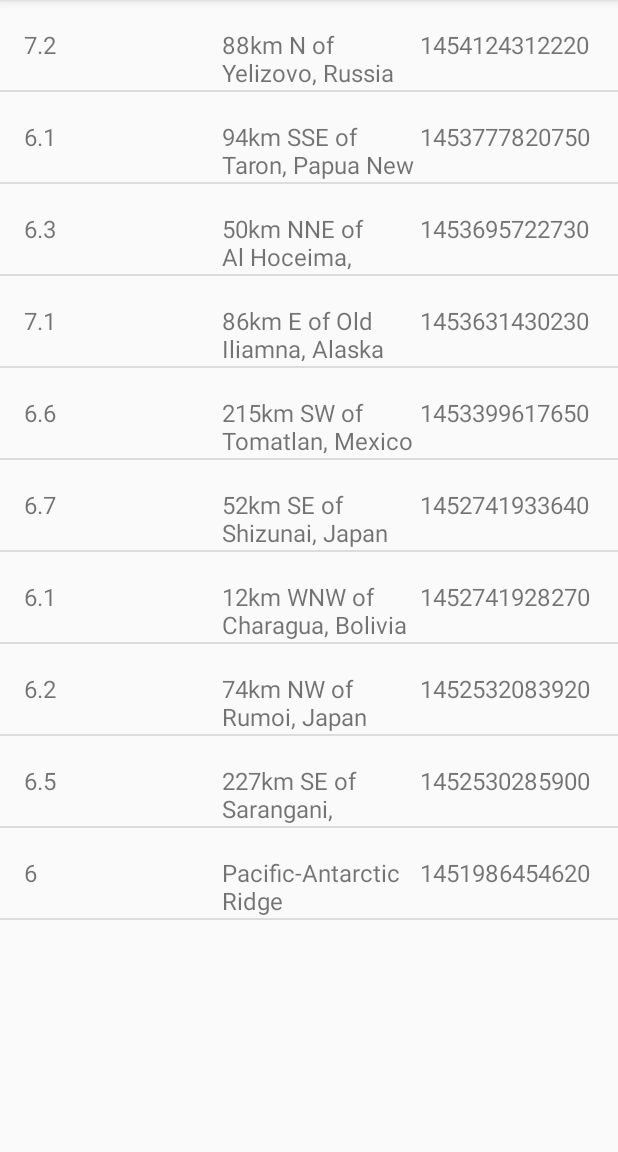
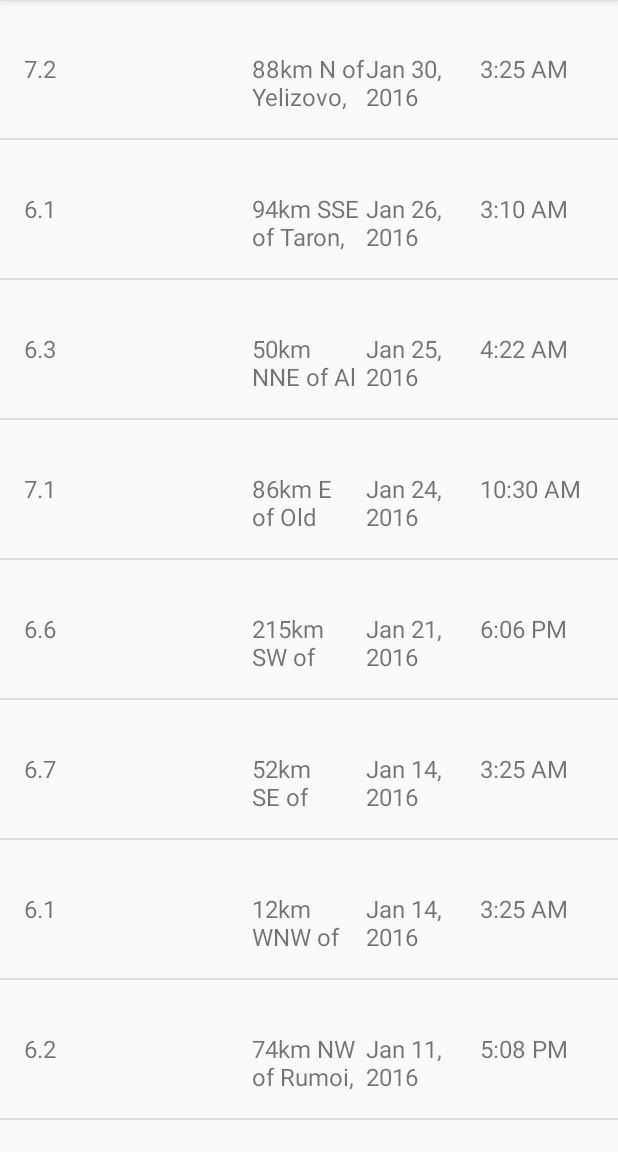
Before and after one commit to KienTPhan/UdacityNetworkingProject, an Android app: the screen it shows after launch (EarthquakeActivity), on a phone screen of 412 x 824 dp, the part 84-1236 px from its top. Run offline under Robolectric (Android 15) with nearby library versions, the phone set to English and light mode, and no system bars.

Commit message:
change time form milliseconds to a more user friendly date style using SimpleDateFormat and Date. Also updated the UI to split up the date and the time.

```diff
--- a/app/src/main/java/com/example/android/quakereport/EarthQuakeListAdapter.java
+++ b/app/src/main/java/com/example/android/quakereport/EarthQuakeListAdapter.java
@@ -12,7 +12,8 @@ import android.widget.TextView;
 import org.w3c.dom.Text;
 
 import java.util.ArrayList;
-
+import java.text.SimpleDateFormat;
+import java.util.Date;
 /**
  * Created by kienphan on 2/11/18.
  */
@@ -47,19 +48,70 @@ public class EarthQuakeListAdapter extends ArrayAdapter<EarthquakeItem> {
         /** set magnitudeTextView.text to EarthquakeItem.getMagnitude */
         magnitudeTextView.setText(currentEarthquake.getmMagnitude());
 
+        /** get the location string from currentEarthquakeItem to split it into offsetLocation and primaryLocation */
+        String location = currentEarthquake.getmLocation();
+
+        /** get the index where the first of appears */
+        int indexWhereOffsetLocationEnds = location.indexOf("of")+2;
+
+        String offsetLocation;
+        String primaryLocation;
+
+        /** if of is in string location split the string and set offsetLocation and location
+         * else set offsetLocation to "near the" and set  to whatever is in location
+         */
+        if (indexWhereOffsetLocationEnds!=-1){
+            offsetLocation = location.substring(0,indexWhereOffsetLocationEnds);
+            primaryLocation = location.substring(indexWhereOffsetLocationEnds+1,location.length());
+        } else {
+            offsetLocation = "Near the ";
+            primaryLocation = location;
+        }
+
         /** Find the Textview in the list_item.xml layout with the ID locationListItemText */
         TextView locationTextView = (TextView) listItemView.findViewById(R.id.locationListItemText);
 
         /** Set locationTextView.text to EarthquakeItem.getLocation */
         locationTextView.setText(currentEarthquake.getmLocation());
 
-        /** Find the TextView in the list_item.xml layout with the ID dateListItemText */
-        TextView dateTextView = (TextView) listItemView.findViewById(R.id.dateListItemText);
+        /** Create a new Date object from the time in milliseconds of the earthquake */
+        Date dateObject = new Date(currentEarthquake.getmTimeInMilliseconds());
 
-        /** Set dateTextView.text to EarthquakeItem.getDate */
-        dateTextView.setText(currentEarthquake.getmDate());
+        /** Find the TextView in the list_item.xml layout with the ID date */
+        TextView dateTextView = (TextView) listItemView.findViewById(R.id.date);
+
+        /** Format the date string (i.e. "Mar 3,1949") */
+        String formattedDate = formatDate(dateObject);
+
+        /** Display the time of the current earthquake in that TextView */
+        dateTextView.setText(formattedDate);
+
+        /** Find the TextView in list_item.xml layout with the ID time */
+        TextView timeTextView = (TextView) listItemView.findViewById(R.id.time);
+
+        /** Format the Time string (i.e. "4:30 pm") */
+        String formattedTime = formatTime(dateObject);
+
+        /** Display the time when the earthquake occur in timeTextView */
+        timeTextView.setText(formattedTime);
 
         /** Return the newly created view */
         return listItemView;
     }
+
+    /**
+     * Return the formatted date string (i.e. "Mar 3, 1984") from a Date object.
+     */
+    private String formatDate(Date dateObject) {
+        SimpleDateFormat dateFormat = new SimpleDateFormat("LLL dd, yyyy");
+        return dateFormat.format(dateObject);
+    }
+
+    /**
+     * Return the formatted date string (i.e. "4:30 PM") from a Date object.
+     */
+    private String formatTime(Date dateObject) {
+        SimpleDateFormat timeFormat = new SimpleDateFormat("h:mm a");
+        return timeFormat.format(dateObject);
+    }
 }
--- a/app/src/main/java/com/example/android/quakereport/EarthquakeItem.java
+++ b/app/src/main/java/com/example/android/quakereport/EarthquakeItem.java
@@ -13,18 +13,18 @@ public class EarthquakeItem {
     private String mLocation;
 
     /** date the earthquake occurred */
-    private String mDate;
+    private Long mTimeInMilliseconds;
 
     /**
      * constructor
      * @param magnitude the magnitude of the earthquake
      * @param location  the location earthquake happened in
-     * @param date      the date in which the earthquake occurred
+     * @param timeInMilliseconds the time in milliseconds (from the Epoch) in which the earthquake occurred
      */
-    public EarthquakeItem(String magnitude, String location, String date){
-        mMagnitude = magnitude;
-        mLocation  = location;
-        mDate      = date;
+    public EarthquakeItem(String magnitude, String location, Long timeInMilliseconds){
+        mMagnitude              = magnitude;
+        mLocation               = location;
+        mTimeInMilliseconds     = timeInMilliseconds;
     }
 
     /** get the magnitude of the earthquake */
@@ -38,8 +38,8 @@ public class EarthquakeItem {
     }
 
     /** get the date the earthquake occured */
-    public String getmDate() {
-        return mDate;
+    public Long getmTimeInMilliseconds() {
+        return mTimeInMilliseconds;
     }
 
 }
--- a/app/src/main/java/com/example/android/quakereport/QueryUtils.java
+++ b/app/src/main/java/com/example/android/quakereport/QueryUtils.java
@@ -69,7 +69,7 @@ public final class QueryUtils {
                 String place = properties.getString("place");
 
                 //Extract “time” for time
-                String time = properties.getString("time");
+                Long time = properties.getLong("time");
 
                 //Create Earthquake java object from magnitude, location, and time
                 EarthquakeItem newEarthQuake = new EarthquakeItem(mag,place, time);
--- a/app/src/main/res/layout/list_item.xml
+++ b/app/src/main/res/layout/list_item.xml
@@ -1,35 +1,48 @@
 <?xml version="1.0" encoding="utf-8"?>
 <LinearLayout xmlns:android="http://schemas.android.com/apk/res/android"
     android:orientation="horizontal" android:layout_width="match_parent"
-    android:layout_height="match_parent">
+    android:layout_height="match_parent" xmlns:tools="http://schemas.android.com/tools"
+    android:padding="16dp">
 
         <TextView
-        android:layout_marginLeft="16dp"
             android:id="@+id/magnitudeListItemText"
             android:layout_width="0dp"
             android:layout_weight="1"
             android:layout_height="60dp"
-        android:text="item1"
             android:gravity="center_vertical"
-        android:textSize="16sp"/>
+            android:textSize="16sp"
+            tools:text="8.9"/>
+
+        <TextView
+            android:id="@+id/offsetLocation"
+            android:layout_width="0dp"
+            android:layout_height="60dp"
+            android:layout_weight="1"/>
 
         <TextView
             android:id="@+id/locationListItemText"
             android:layout_width="0dp"
             android:layout_weight="1"
             android:layout_height="60dp"
-        android:text="item1"
             android:gravity="center_vertical"
-        android:textSize="16sp"/>
+            android:textSize="16sp"
+            tools:text="San Francisco, CA"/>
 
         <TextView
-        android:id="@+id/dateListItemText"
+            android:id="@+id/date"
             android:layout_width="0dp"
             android:layout_weight="1"
             android:layout_height="60dp"
-        android:text="item1"
             android:gravity="center_vertical"
-        android:textSize="16sp"/>
-
+            android:textSize="16sp"
+            tools:text="Mar 6, 2010"/>
+        <TextView
+            android:id="@+id/time"
+            android:layout_width="0dp"
+            android:layout_weight="1"
+            android:layout_height="60dp"
+            android:gravity="center_vertical"
+            android:textSize="16sp"
+            tools:text="3:00pm"/>
 
 </LinearLayout>
```
Lines whose indentation alone changed are shown as unchanged.
